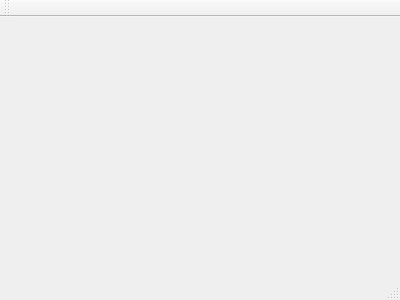
Qt form Histogram/histogram.ui (sahakornb/CompareHistogram) before a commit.
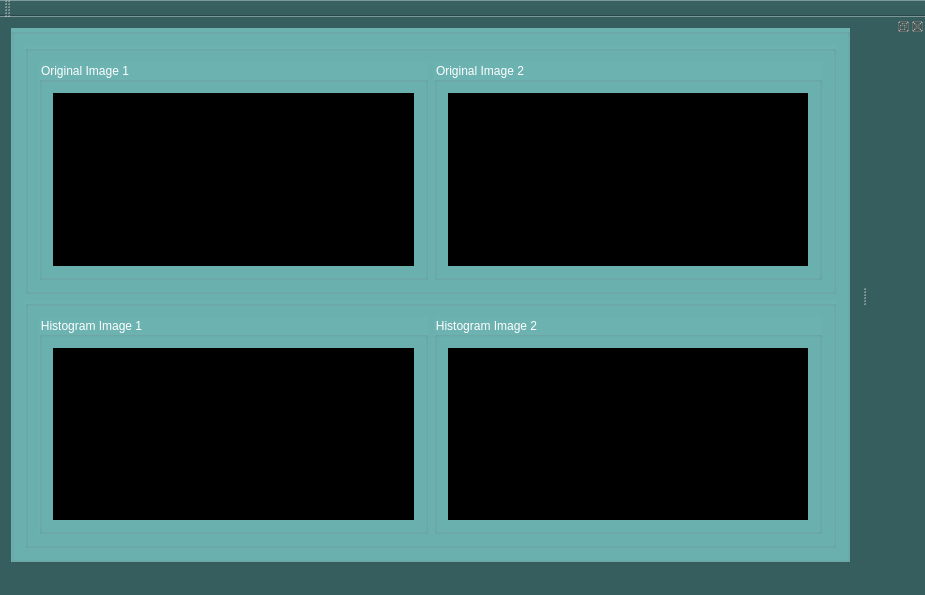
The same form after that commit.

Commit message: Create First ui : Using Qt, Designer.

The edit to the form file:
```diff
--- a/Histogram/histogram.ui
+++ b/Histogram/histogram.ui
@@ -1,24 +1,169 @@
 <ui version="4.0">
  <class>Histogram</class>
- <widget class="QMainWindow" name="Histogram" >
-  <property name="geometry" >
+ <widget class="QMainWindow" name="Histogram">
+  <property name="geometry">
    <rect>
     <x>0</x>
     <y>0</y>
-    <width>400</width>
-    <height>300</height>
+    <width>925</width>
+    <height>595</height>
    </rect>
   </property>
   <property name="windowTitle" >
    <string>Histogram</string>
   </property>
-  <widget class="QMenuBar" name="menuBar" />
-  <widget class="QToolBar" name="mainToolBar" />
-  <widget class="QWidget" name="centralWidget" />
-  <widget class="QStatusBar" name="statusBar" />
+  <property name="styleSheet">
+   <string notr="true">background-color: rgb(55, 94, 95);</string>
+  </property>
+  <widget class="QWidget" name="centralWidget">
+   <layout class="QVBoxLayout" name="verticalLayout">
+    <item>
+     <widget class="QGroupBox" name="groupBox">
+      <property name="styleSheet">
+       <string notr="true">background-color: rgb(107, 178, 177);</string>
+      </property>
+      <property name="title">
+       <string/>
+      </property>
+      <layout class="QVBoxLayout" name="verticalLayout_2">
+       <item>
+        <widget class="QGroupBox" name="groupBox_2">
+         <property name="title">
+          <string/>
+         </property>
+         <layout class="QHBoxLayout" name="horizontalLayout">
+          <item>
+           <widget class="QGroupBox" name="groupBox_4">
+            <property name="styleSheet">
+             <string notr="true">color: rgb(255, 255, 255);</string>
+            </property>
+            <property name="title">
+             <string>Original Image 1</string>
+            </property>
+            <layout class="QHBoxLayout" name="horizontalLayout_3">
+             <item>
+              <widget class="QLabel" name="src1">
+               <property name="styleSheet">
+                <string notr="true">background-color: rgb(0, 0, 0);</string>
+               </property>
+               <property name="text">
+                <string/>
+               </property>
+              </widget>
+             </item>
+            </layout>
+           </widget>
+          </item>
+          <item>
+           <widget class="QGroupBox" name="groupBox_5">
+            <property name="styleSheet">
+             <string notr="true">color: rgb(255, 255, 255);</string>
+            </property>
+            <property name="title">
+             <string>Original Image 2</string>
+            </property>
+            <layout class="QHBoxLayout" name="horizontalLayout_4">
+             <item>
+              <widget class="QLabel" name="src2">
+               <property name="styleSheet">
+                <string notr="true">background-color: rgb(0, 0, 0);</string>
+               </property>
+               <property name="text">
+                <string/>
+               </property>
+              </widget>
+             </item>
+            </layout>
+           </widget>
+          </item>
+         </layout>
+        </widget>
+       </item>
+       <item>
+        <widget class="QGroupBox" name="groupBox_3">
+         <property name="title">
+          <string/>
+         </property>
+         <layout class="QHBoxLayout" name="horizontalLayout_2">
+          <item>
+           <widget class="QGroupBox" name="groupBox_6">
+            <property name="styleSheet">
+             <string notr="true">color: rgb(255, 255, 255);</string>
+            </property>
+            <property name="title">
+             <string>Histogram Image 1</string>
+            </property>
+            <layout class="QVBoxLayout" name="verticalLayout_3">
+             <item>
+              <widget class="QLabel" name="img1">
+               <property name="styleSheet">
+                <string notr="true">background-color: rgb(0, 0, 0);</string>
+               </property>
+               <property name="text">
+                <string/>
+               </property>
+              </widget>
+             </item>
+            </layout>
+           </widget>
+          </item>
+          <item>
+           <widget class="QGroupBox" name="groupBox_7">
+            <property name="styleSheet">
+             <string notr="true">color: rgb(255, 255, 255);</string>
+            </property>
+            <property name="title">
+             <string>Histogram Image 2</string>
+            </property>
+            <layout class="QHBoxLayout" name="horizontalLayout_5">
+             <item>
+              <widget class="QLabel" name="img2">
+               <property name="styleSheet">
+                <string notr="true">background-color: rgb(0, 0, 0);</string>
+               </property>
+               <property name="text">
+                <string/>
+               </property>
+              </widget>
+             </item>
+            </layout>
+           </widget>
+          </item>
+         </layout>
+        </widget>
+       </item>
+      </layout>
+     </widget>
+    </item>
+   </layout>
+  </widget>
+  <widget class="QMenuBar" name="menuBar">
+   <property name="geometry">
+    <rect>
+     <x>0</x>
+     <y>0</y>
+     <width>925</width>
+     <height>25</height>
+    </rect>
+   </property>
+  </widget>
+  <widget class="QToolBar" name="mainToolBar">
+   <attribute name="toolBarArea">
+    <enum>TopToolBarArea</enum>
+   </attribute>
+   <attribute name="toolBarBreak">
+    <bool>false</bool>
+   </attribute>
+  </widget>
+  <widget class="QStatusBar" name="statusBar"/>
+  <widget class="QDockWidget" name="dockWidget_2">
+   <attribute name="dockWidgetArea">
+    <number>2</number>
+   </attribute>
+   <widget class="QWidget" name="dockWidgetContents_2"/>
+  </widget>
  </widget>
- <layoutDefault spacing="6" margin="11" />
- <pixmapfunction></pixmapfunction>
+ <layoutdefault spacing="6" margin="11"/>
  <resources/>
  <connections/>
 </ui>
```
Left out of the diff: 3 changed lines with no effect on the pictures. The commit also changes 6 other files.
